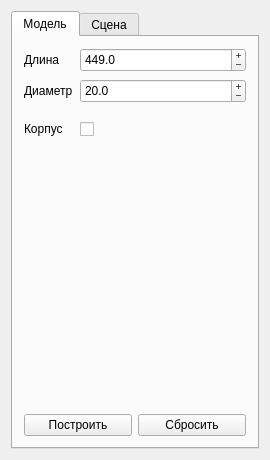
Old version of the form PneumocylinderConfigurator/ParamsWidget.ui in the repository maxchistt/PneumocylinderConfigurator.
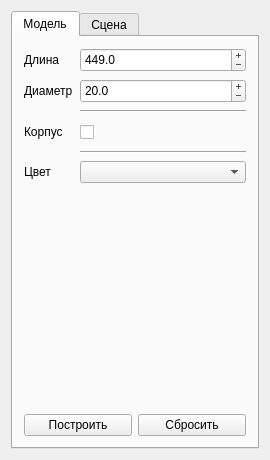
New version of the form.

Commit message: colorScheme change interface

What changed in the file:
```diff
--- a/PneumocylinderConfigurator/ParamsWidget.ui
+++ b/PneumocylinderConfigurator/ParamsWidget.ui
@@ -117,22 +117,6 @@
            </property>
           </widget>
          </item>
-         <item row="2" column="1">
-          <spacer name="verticalSpacer_2">
-           <property name="orientation">
-            <enum>Qt::Vertical</enum>
-           </property>
-           <property name="sizeType">
-            <enum>QSizePolicy::Fixed</enum>
-           </property>
-           <property name="sizeHint" stdset="0">
-            <size>
-             <width>20</width>
-             <height>0</height>
-            </size>
-           </property>
-          </spacer>
-         </item>
          <item row="3" column="0">
           <widget class="QLabel" name="label_3">
            <property name="text">
@@ -182,6 +166,37 @@
            </property>
           </widget>
          </item>
+         <item row="4" column="1">
+          <widget class="Line" name="line">
+           <property name="orientation">
+            <enum>Qt::Horizontal</enum>
+           </property>
+          </widget>
+         </item>
+         <item row="5" column="0">
+          <widget class="QLabel" name="label_7">
+           <property name="text">
+            <string>Цвет</string>
+           </property>
+          </widget>
+         </item>
+         <item row="5" column="1">
+          <widget class="QComboBox" name="comboBox_colorScheme">
+           <property name="currentIndex">
+            <number>-1</number>
+           </property>
+           <property name="maxCount">
+            <number>2</number>
+           </property>
+          </widget>
+         </item>
+         <item row="2" column="1">
+          <widget class="Line" name="line_2">
+           <property name="orientation">
+            <enum>Qt::Horizontal</enum>
+           </property>
+          </widget>
+         </item>
         </layout>
        </item>
        <item>
```
The commit also changes 2 other files.
